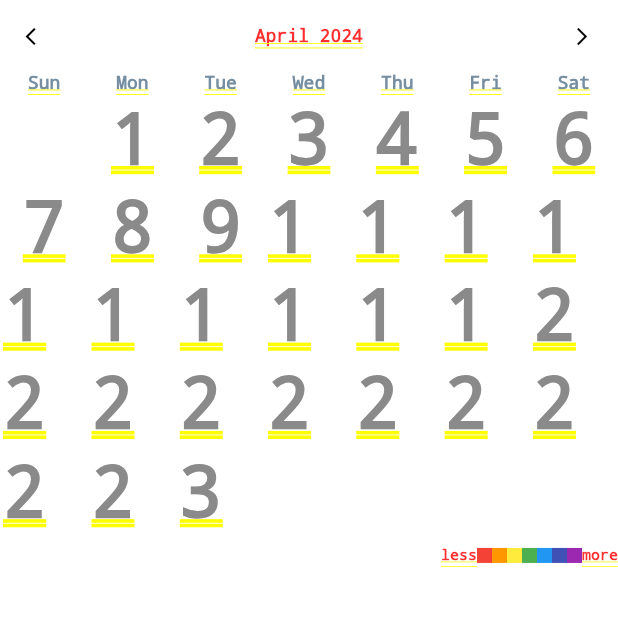
After one commit to mandexonla/FlutterLast, a Flutter app: the HomePage screen opened directly, in the side drawer, after a tap on "C A L E N D A R", on a phone screen of 412 x 824 dp, the top half of it. The commit adds this screen. Run offline on Flutter 3.47's test engine with Material 3 defaults, Android fonts, the phone set to English and light mode, and no system bars; our stand-ins replace flutter_heatmap_calendar, flutter_slidable, hive_flutter; accounts and stored records are empty.

Commit message:
add project

```diff
--- a/lib/components/my_drawer.dart
+++ b/lib/components/my_drawer.dart
@@ -1,6 +1,7 @@
 import 'package:flutter/material.dart';
 import 'package:todoapps/pages/login.dart';
 import 'package:todoapps/pages/settings_page.dart';
+import 'package:todoapps/utils/heat_map.dart';
 
 class MyDrawer extends StatelessWidget {
   const MyDrawer({super.key});
@@ -64,7 +65,24 @@ class MyDrawer extends StatelessWidget {
                 );
               },
             ),
-          )
+          ),
+          // calendar
+          Padding(
+            padding: const EdgeInsets.only(left: 25.0, top: 0),
+            child: ListTile(
+              title: const Text('C A L E N D A R'),
+              leading: const Icon(Icons.calendar_month),
+              onTap: () {
+                Navigator.pop(context);
+                Navigator.push(
+                  context,
+                  MaterialPageRoute(
+                    builder: (context) => const MyHeatMap(),
+                  ),
+                );
+              },
+            ),
+          ),
         ],
       ),
     );
--- /dev/null
+++ b/lib/utils/heat_map.dart
@@ -0,0 +1,36 @@
+import 'package:flutter/material.dart';
+import 'package:flutter_heatmap_calendar/flutter_heatmap_calendar.dart';
+
+class MyHeatMap extends StatelessWidget {
+  const MyHeatMap({super.key});
+
+  @override
+  Widget build(BuildContext context) {
+    return HeatMapCalendar(
+      defaultColor: Colors.white,
+      flexible: true,
+      colorMode: ColorMode.color,
+      datasets: {
+        DateTime(2021, 1, 6): 3,
+        DateTime(2021, 1, 7): 7,
+        DateTime(2021, 1, 8): 10,
+        DateTime(2021, 1, 9): 13,
+        DateTime(2021, 1, 13): 6,
+      },
+      colorsets: const {
+        1: Colors.red,
+        3: Colors.orange,
+        5: Colors.yellow,
+        7: Colors.green,
+        9: Colors.blue,
+        11: Colors.indigo,
+        13: Colors.purple,
+      },
+      onClick: (value) {
+        ScaffoldMessenger.of(context)
+            .showSnackBar(SnackBar(content: Text(value.toString())));
+      },
+    );
+    ;
+  }
+}
--- a/pubspec.yaml
+++ b/pubspec.yaml
@@ -37,6 +37,7 @@ dependencies:
   # The following adds the Cupertino Icons font to your application.
   # Use with the CupertinoIcons class for iOS style icons.
   cupertino_icons: ^1.0.2
+  flutter_heatmap_calendar: ^1.0.5
   flutter_slidable: ^1.2.0
   provider: ^6.1.2
 
```
Also changed, not shown: pubspec.lock.
